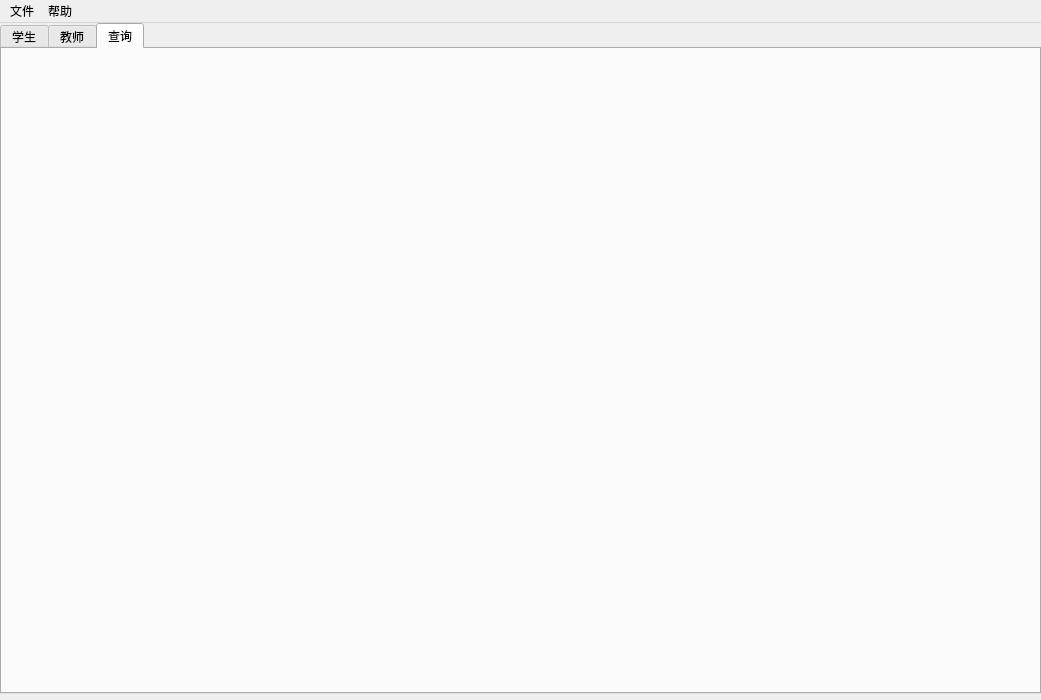
This is mainwindow.ui in LuodachuiXG/management_system as Qt 5 draws it before an edit. The edited form follows.
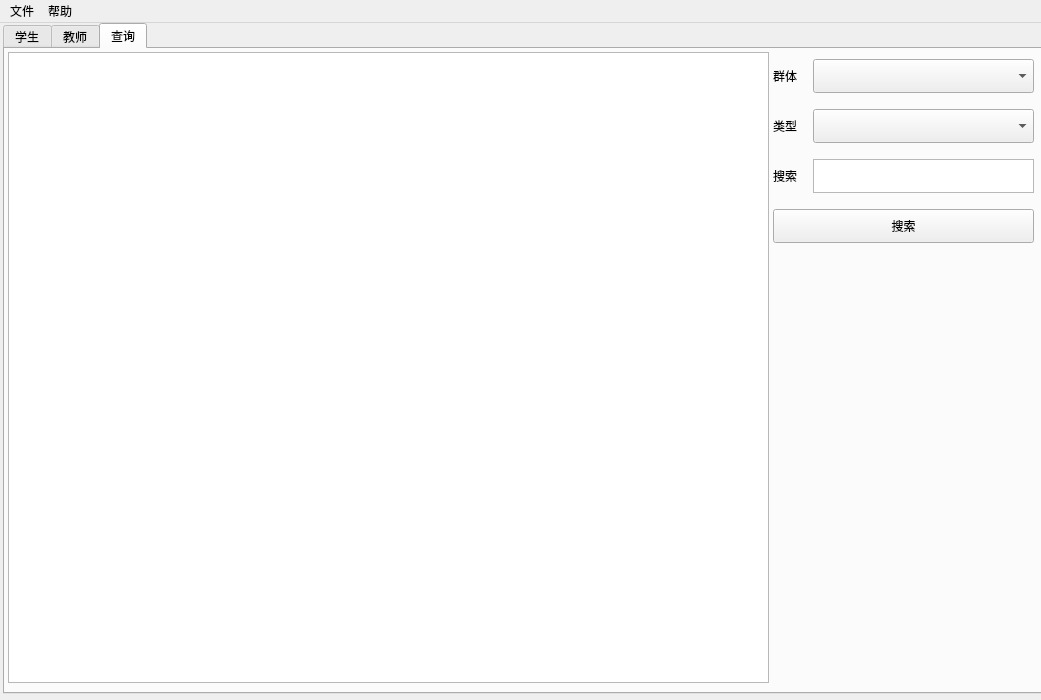
This is the edited form. The open tabs and pages were chosen to show the change. Icons and pictures are not drawn.

The edit to the form file:
```diff
--- a/mainwindow.ui
+++ b/mainwindow.ui
@@ -30,7 +30,7 @@
     </property>
     <property name="geometry">
      <rect>
-      <x>0</x>
+      <x>3</x>
       <y>0</y>
       <width>1041</width>
       <height>671</height>
@@ -597,6 +597,109 @@
      <attribute name="title">
       <string>查询</string>
      </attribute>
+     <widget class="QTableView" name="search_tableView">
+      <property name="geometry">
+       <rect>
+        <x>3</x>
+        <y>3</y>
+        <width>761</width>
+        <height>631</height>
+       </rect>
+      </property>
+     </widget>
+     <widget class="QComboBox" name="search_groupComboBox">
+      <property name="geometry">
+       <rect>
+        <x>808</x>
+        <y>10</y>
+        <width>221</width>
+        <height>34</height>
+       </rect>
+      </property>
+     </widget>
+     <widget class="QLabel" name="label_10">
+      <property name="geometry">
+       <rect>
+        <x>768</x>
+        <y>10</y>
+        <width>31</width>
+        <height>34</height>
+       </rect>
+      </property>
+      <property name="text">
+       <string>群体</string>
+      </property>
+     </widget>
+     <widget class="QLabel" name="label_14">
+      <property name="geometry">
+       <rect>
+        <x>768</x>
+        <y>60</y>
+        <width>31</width>
+        <height>34</height>
+       </rect>
+      </property>
+      <property name="text">
+       <string>类型</string>
+      </property>
+     </widget>
+     <widget class="QComboBox" name="search_typeComboBox">
+      <property name="geometry">
+       <rect>
+        <x>808</x>
+        <y>60</y>
+        <width>221</width>
+        <height>34</height>
+       </rect>
+      </property>
+     </widget>
+     <widget class="QPlainTextEdit" name="search_keyEdit">
+      <property name="geometry">
+       <rect>
+        <x>808</x>
+        <y>110</y>
+        <width>221</width>
+        <height>34</height>
+       </rect>
+      </property>
+      <property name="font">
+       <font>
+        <family>MiSans</family>
+        <pointsize>11</pointsize>
+        <italic>false</italic>
+        <bold>false</bold>
+       </font>
+      </property>
+      <property name="tabChangesFocus">
+       <bool>true</bool>
+      </property>
+     </widget>
+     <widget class="QLabel" name="search_keyLabel">
+      <property name="geometry">
+       <rect>
+        <x>768</x>
+        <y>110</y>
+        <width>31</width>
+        <height>34</height>
+       </rect>
+      </property>
+      <property name="text">
+       <string>搜索</string>
+      </property>
+     </widget>
+     <widget class="QPushButton" name="search_searchBtn">
+      <property name="geometry">
+       <rect>
+        <x>768</x>
+        <y>160</y>
+        <width>261</width>
+        <height>34</height>
+       </rect>
+      </property>
+      <property name="text">
+       <string>搜索</string>
+      </property>
+     </widget>
     </widget>
    </widget>
   </widget>
```
Left out of the diff: 65 changed lines with no effect on the pictures.
